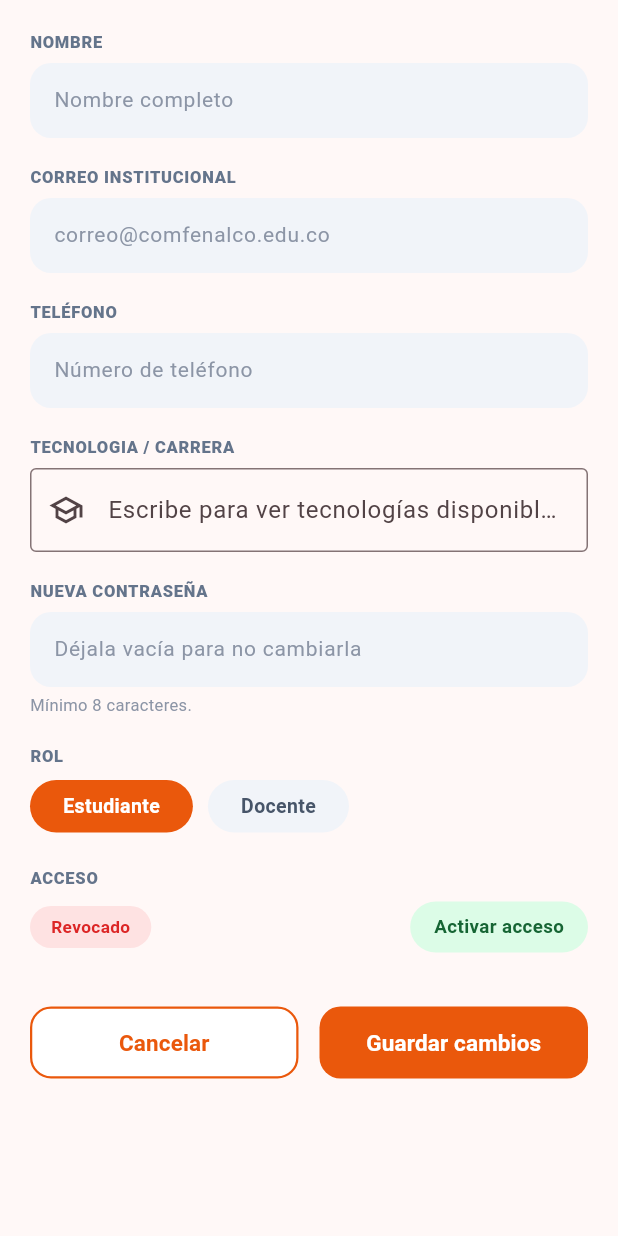
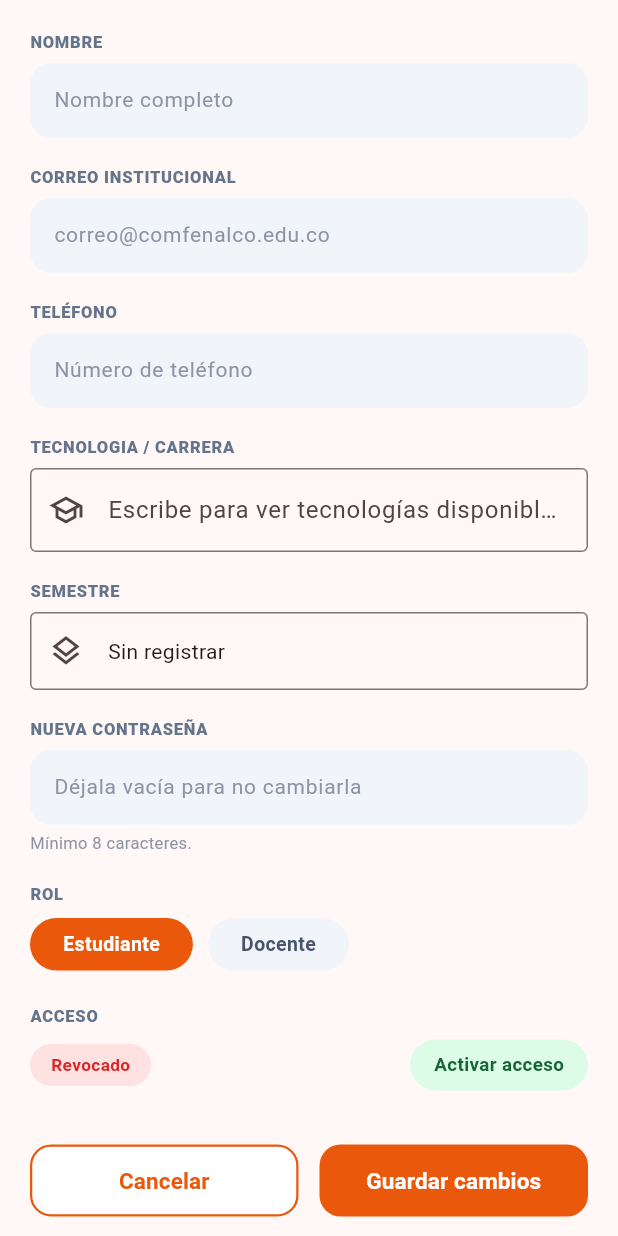
Before and after one commit to ErrorCape8/SearchTeach_P.A, a Flutter app: the AdminEditarUsuarioView widget shown alone on an empty page, opened directly with empty values, after a tap on "Estudiante", on a phone screen of 412 x 824 dp. Run offline on Flutter 3.47's test engine with Material 3 defaults, Android fonts, the phone set to English and light mode, and no system bars; our stand-ins replace dio, file_picker, firebase_core, firebase_messaging, flutter_local_notifications, flutter_riverpod and 3 more; missing offline and left inert: livekit_client; accounts and stored records are empty; network calls fail.

Commit message:
campo semtre en users

```diff
--- a/flutter/lib/features/admin/models/admin_user.dart
+++ b/flutter/lib/features/admin/models/admin_user.dart
@@ -7,6 +7,7 @@ class AdminUser {
     required this.rol,
     required this.estado,
     this.carrera = '',
+    this.semestre = 0,
     this.titulosAcademicos = const [],
   });
 
@@ -17,6 +18,7 @@ class AdminUser {
   final String rol;
   final String estado;
   final String carrera;
+  final int semestre;
   final List<String> titulosAcademicos;
 
   bool get isActivo => estado.trim().toLowerCase() == 'activo';
@@ -30,6 +32,7 @@ class AdminUser {
     String? rol,
     String? estado,
     String? carrera,
+    int? semestre,
     List<String>? titulosAcademicos,
   }) {
     return AdminUser(
@@ -40,6 +43,7 @@ class AdminUser {
       rol: rol ?? this.rol,
       estado: estado ?? this.estado,
       carrera: carrera ?? this.carrera,
+      semestre: semestre ?? this.semestre,
       titulosAcademicos: titulosAcademicos ?? this.titulosAcademicos,
     );
   }
@@ -62,6 +66,7 @@ class AdminUser {
       rol: readValue('rol'),
       estado: readValue('estado'),
       carrera: readValue('carrera'),
+      semestre: json['semestre'] is num ? (json['semestre'] as num).toInt() : 0,
       titulosAcademicos: json['titulosAcademicos'] is List
           ? (json['titulosAcademicos'] as List).whereType<String>().toList()
           : const [],
@@ -77,6 +82,7 @@ class AdminUser {
       'rol': rol,
       'estado': estado,
       'carrera': carrera,
+      'semestre': semestre,
       'titulosAcademicos': titulosAcademicos,
     };
   }
--- a/flutter/lib/features/admin/views/admin_editar_usuario_view.dart
+++ b/flutter/lib/features/admin/views/admin_editar_usuario_view.dart
@@ -132,6 +132,7 @@ class _AdminEditarUsuarioViewState
     final state = ref.watch(adminControllerProvider);
     final isActivo = _selectedEstado.trim().toLowerCase() == 'activo';
     final isTeacher = _selectedRol.toLowerCase().contains('docente');
+    final isStudent = _selectedRol.toLowerCase().contains('estudiante');
 
     return ListView(
       padding: const EdgeInsets.fromLTRB(20, 20, 20, 32),
@@ -189,6 +190,21 @@ class _AdminEditarUsuarioViewState
           ),
         ),
         const SizedBox(height: 18),
+
+        if (isStudent) ...[
+          const _FieldLabel('SEMESTRE'),
+          const SizedBox(height: 6),
+          InputDecorator(
+            decoration: const InputDecoration(
+              border: OutlineInputBorder(),
+              prefixIcon: Icon(Icons.layers_outlined),
+            ),
+            child: Text(widget.user.semestre > 0
+                ? 'Semestre ${widget.user.semestre}'
+                : 'Sin registrar'),
+          ),
+          const SizedBox(height: 18),
+        ],
 
         if (isTeacher) ...[
           const _FieldLabel('ESTUDIOS DEL DOCENTE'),
--- a/flutter/lib/features/admin/views/admin_usuarios_view.dart
+++ b/flutter/lib/features/admin/views/admin_usuarios_view.dart
@@ -43,7 +43,12 @@ class _AdminUsuariosViewState extends ConsumerState<AdminUsuariosView> {
       setState(() => _importingUsers = true);
       await ref.read(dioProvider).post<void>(
         '/api/admin/users/import',
-        data: {'usuarios': users},
+        data: {
+          'usuarios': users.map((user) => <String, dynamic>{
+            ...user,
+            'semestre': int.tryParse(user['semestre'] ?? ''),
+          }).toList(),
+        },
       );
       await ref.read(adminControllerProvider.notifier).loadUsers();
       if (mounted) {
@@ -114,16 +119,20 @@ class _AdminUsuariosViewState extends ConsumerState<AdminUsuariosView> {
         for (var i = 0; i < headers.length; i++) headers[i]: values[i],
       };
       record.putIfAbsent('carrera', () => '');
+      record.putIfAbsent('semestre', () => '');
       final id = record['id']!;
       final email = record['correo']!.toLowerCase();
       final status = record['estado']!.toLowerCase();
       final career = record['carrera']!.trim();
       final role = record['rol']!.toLowerCase();
+      final semester = int.tryParse(record['semestre']!.trim());
       if (!RegExp(r'^\d{6,10}$').hasMatch(id) ||
           !RegExp(r'^[^\s@]+@[^\s@]+\.[^\s@]+$').hasMatch(email) ||
           required.any((key) => record[key]!.isEmpty) ||
           (career.isNotEmpty && !careerCatalog.contains(career)) ||
           (role.contains('estudiante') && career.isEmpty) ||
+          (role.contains('estudiante') && (semester == null || semester < 1 || semester > 10)) ||
+          (record['semestre']!.trim().isNotEmpty && (semester == null || semester < 1 || semester > 10)) ||
           !const {'activo', 'revocado'}.contains(status) ||
           !ids.add(id) ||
           !emails.add(email)) {
@@ -349,7 +358,7 @@ class _AdminUsuariosViewState extends ConsumerState<AdminUsuariosView> {
               const SizedBox(width: 8),
               Tooltip(
                 message:
-                    'CSV: id,nombre,correo,telefono,rol,estado,carrera; requerida para estudiantes',
+                    'CSV: id,nombre,correo,telefono,rol,estado,carrera,semestre; semestre requerido para estudiantes',
                 child: IconButton(
                   onPressed: _importingUsers ? null : _importCsv,
                   icon: _importingUsers
@@ -564,6 +573,16 @@ class _UserListTile extends StatelessWidget {
                       ),
                     ),
                   ],
+                  if (user.rol.toLowerCase().contains('estudiante') && user.semestre > 0) ...[
+                    const SizedBox(height: 2),
+                    Text(
+                      'Semestre ${user.semestre}',
+                      style: const TextStyle(
+                        fontSize: 11.5,
+                        color: Color(0xFF8C95A6),
+                      ),
+                    ),
+                  ],
                 ],
               ),
             ),
--- a/flutter/lib/features/estudiante/student_dashboard_home.dart
+++ b/flutter/lib/features/estudiante/student_dashboard_home.dart
@@ -158,6 +158,11 @@ class StudentProfileView extends ConsumerWidget {
                   const SizedBox(height: 24),
                   const Divider(height: 1),
                   _ProfileRow(label: 'Documento', value: profile.id),
+                  if (profile.role.toLowerCase().contains('estudiante'))
+                    _ProfileRow(
+                      label: 'Semestre',
+                      value: profile.semester > 0 ? '${profile.semester}' : 'Sin registrar',
+                    ),
                   _ProfileRow(
                     label: 'Correo',
                     value: profile.email,
--- a/flutter/lib/features/estudiante/student_dashboard_models.dart
+++ b/flutter/lib/features/estudiante/student_dashboard_models.dart
@@ -10,6 +10,7 @@ class StudentProfile {
     required this.phone,
     required this.role,
     this.career = '',
+    this.semester = 0,
   });
 
   final String id;
@@ -18,6 +19,7 @@ class StudentProfile {
   final String phone;
   final String role;
   final String career;
+  final int semester;
 
   factory StudentProfile.fromJson(Map<String, dynamic> json) => StudentProfile(
         id: _string(json['id']),
@@ -26,6 +28,7 @@ class StudentProfile {
         phone: _string(json['telefono']),
         role: _string(json['rol']),
         career: _string(json['carrera']),
+        semester: json['semestre'] is num ? (json['semestre'] as num).toInt() : 0,
       );
 }
 
```
Also changed, not shown: 7 other files.
